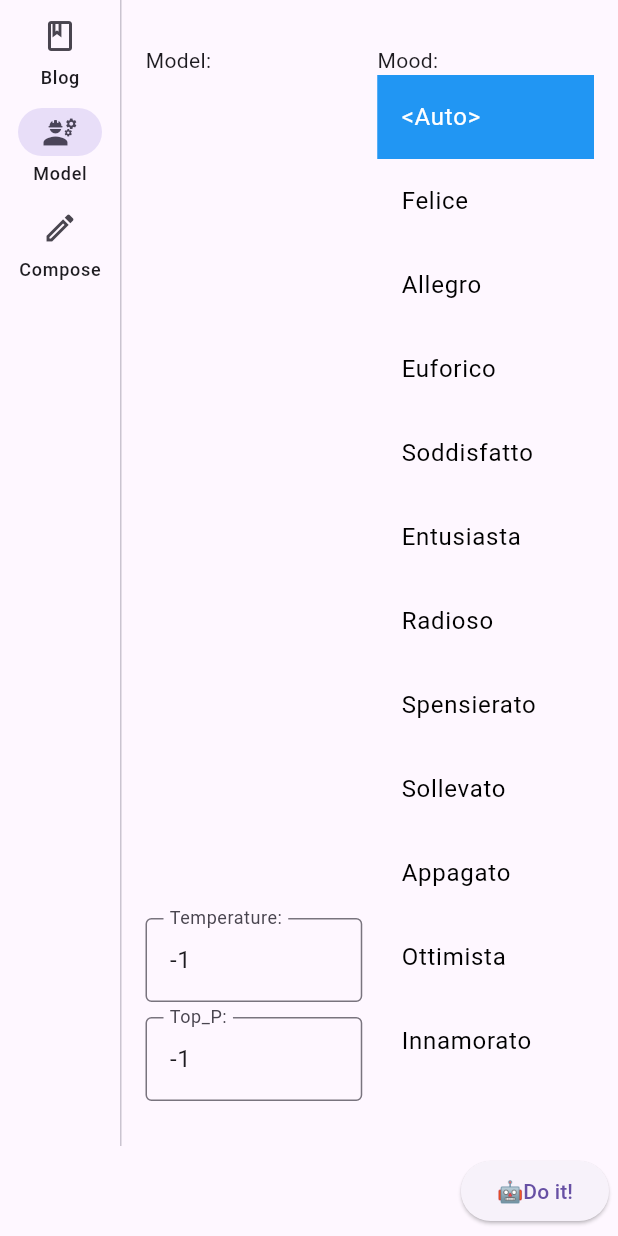
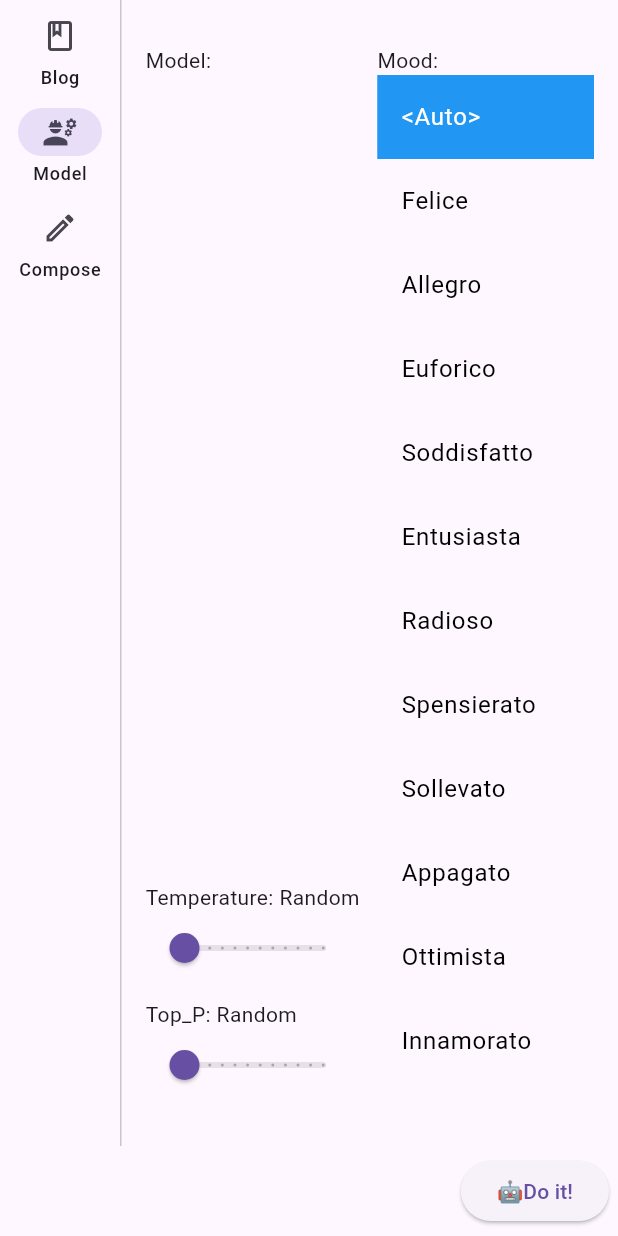
Before and after one commit to paperoga-dev/gustavo, a Flutter app: the screen it shows after launch, after a tap on "🤖Do it!", after a tap on "Blog", after a tap on "Model", on a phone screen of 412 x 824 dp. Run offline on Flutter 3.47's test engine with Material 3 defaults, Android fonts, the phone set to English and light mode, and no system bars; our stand-ins replace package_info_plus, shared_preferences; missing offline and left inert: ollama_dart, window_manager; project files that could hold a hidden picture were left out.

Commit message:
Version 1.0.1
- Add sliders for temperature and top_P
- Show version info in window title

```diff
--- /dev/null
+++ b/devtools_options.yaml
@@ -0,0 +1,3 @@
+description: This file stores settings for Dart & Flutter DevTools.
+documentation: https://docs.flutter.dev/tools/devtools/extensions#configure-extension-enablement-states
+extensions:
--- a/lib/constants.dart
+++ b/lib/constants.dart
@@ -100,8 +100,8 @@ const autoMood = "<Auto>";
 const uiMaxPosts = "UI_MAX_POSTS";
 const uiMinLength = "UI_MIN_LENGTH";
 const uiMaxLength = "UI_MAX_LENGTH";
-const uiModelTemperature = "UI_MODEL_TEMPERATURE";
-const uiModelTopP = "UI_MODEL_TOP_P";
+const uiModelTemperature = "UI_MODEL_TEMPERATURE_INDEX";
+const uiModelTopP = "UI_MODEL_TOP_P_INDEX";
 const uiDryRun = "UI_DRY_RUN";
 const uiSourceBlog = "UI_SOURCE_BLOG";
 const uiTargetBlog = "UI_TARGET_BLOG";
--- a/lib/main.dart
+++ b/lib/main.dart
@@ -11,6 +11,7 @@ import "package:main/tumblr/api/client.dart";
 import "package:main/ui/checkbox.dart";
 import "package:main/ui/textoutput.dart";
 import "package:ollama_dart/ollama_dart.dart";
+import "package:package_info_plus/package_info_plus.dart";
 import "package:shared_preferences/shared_preferences.dart";
 import "package:url_launcher/url_launcher.dart";
 import "package:window_manager/window_manager.dart";
@@ -22,7 +23,8 @@ Future main() async {
   runApp(const App());
 
   await windowManager.waitUntilReadyToShow();
-  await windowManager.setTitle("Tumblr AI");
+  final PackageInfo info = await PackageInfo.fromPlatform();
+  await windowManager.setTitle("Tumblr AI - v${info.version}");
   await windowManager.show();
   await windowManager.focus();
 }
@@ -389,9 +391,9 @@ class _MainPageState extends State<MainPage> {
       mood = mood.toLowerCase();
       final String model = (await prefs.getString(uiModel))!;
       final int start = DateTime.now().millisecondsSinceEpoch ~/ 1000;
-      final int stTemp = (await prefs.getInt(uiModelTemperature))!;
+      final double stTemp = (await prefs.getDouble(uiModelTemperature))!;
       final double temp = (stTemp < 0 ? Random().nextInt(10) : stTemp) / 10;
-      final int stTopP = (await prefs.getInt(uiModelTopP))!;
+      final double stTopP = (await prefs.getDouble(uiModelTopP))!;
       final double topP = (stTopP < 0 ? Random().nextInt(10) : stTopP) / 10;
       final Stream<GenerateChatCompletionResponse> stream = client
           .generateChatCompletionStream(
--- a/lib/model.dart
+++ b/lib/model.dart
@@ -1,7 +1,7 @@
 import "package:flutter/material.dart";
 import "package:main/constants.dart";
 import "package:main/ui/listview.dart";
-import "package:main/ui/textfield.dart";
+import "package:main/ui/slider.dart";
 
 class ModelWidget extends StatefulWidget {
   final List<String> models;
@@ -35,18 +35,11 @@ class _ModelWidgetState extends State<ModelWidget> {
                       defaultValue: "",
                     ),
                   ),
-                  const ExTextField(
+                  const ExSlider(
                     labelText: "Temperature:",
                     prefKey: uiModelTemperature,
-                    keyboardType: TextInputType.number,
-                    defaultValue: -1,
                   ),
-                  const ExTextField(
-                    labelText: "Top_P:",
-                    prefKey: uiModelTopP,
-                    keyboardType: TextInputType.number,
-                    defaultValue: -1,
-                  ),
+                  const ExSlider(labelText: "Top_P:", prefKey: uiModelTopP),
                 ],
               ),
             ),
--- /dev/null
+++ b/lib/ui/slider.dart
@@ -0,0 +1,67 @@
+import "dart:async";
+
+import "package:flutter/material.dart";
+import "package:shared_preferences/shared_preferences.dart";
+
+class ExSlider extends StatefulWidget {
+  final String labelText;
+  final String prefKey;
+
+  const ExSlider({super.key, required this.labelText, required this.prefKey});
+
+  @override
+  State<ExSlider> createState() => _ExSliderState();
+}
+
+class _ExSliderState extends State<ExSlider> {
+  final _prefs = SharedPreferencesAsync();
+  final List<String> _values = [
+    "Random",
+    ...List.generate(11, (i) => (i / 10).toStringAsFixed(1)),
+  ];
+  double _sliderIndex = 0;
+
+  @override
+  void initState() {
+    super.initState();
+
+    unawaited(_initSelected());
+  }
+
+  Future<void> _initSelected() async {
+    if (!await _prefs.containsKey(widget.prefKey)) {
+      await _prefs.setDouble(widget.prefKey, -1);
+    }
+
+    final double sliderIndex = (await _prefs.getDouble(widget.prefKey))! + 1;
+
+    if (!mounted) {
+      return;
+    }
+
+    setState(() {
+      _sliderIndex = sliderIndex;
+    });
+  }
+
+  @override
+  Widget build(BuildContext context) => Column(
+    crossAxisAlignment: CrossAxisAlignment.start,
+    children: [
+      Text("${widget.labelText} ${_values[_sliderIndex.round()]}"),
+      Slider(
+        value: _sliderIndex,
+        max: (_values.length - 1).toDouble(),
+        divisions: _values.length - 1,
+        label: _values[_sliderIndex.round()],
+        onChanged: (newIndex) async {
+          await _prefs.setDouble(widget.prefKey, newIndex - 1);
+
+          setState(() {
+            _sliderIndex = newIndex;
+          });
+        },
+      ),
+    ],
+  );
+}
```
Also changed, not shown: pubspec.yaml (+4 -3 lines), pubspec.lock, 3 other files.
